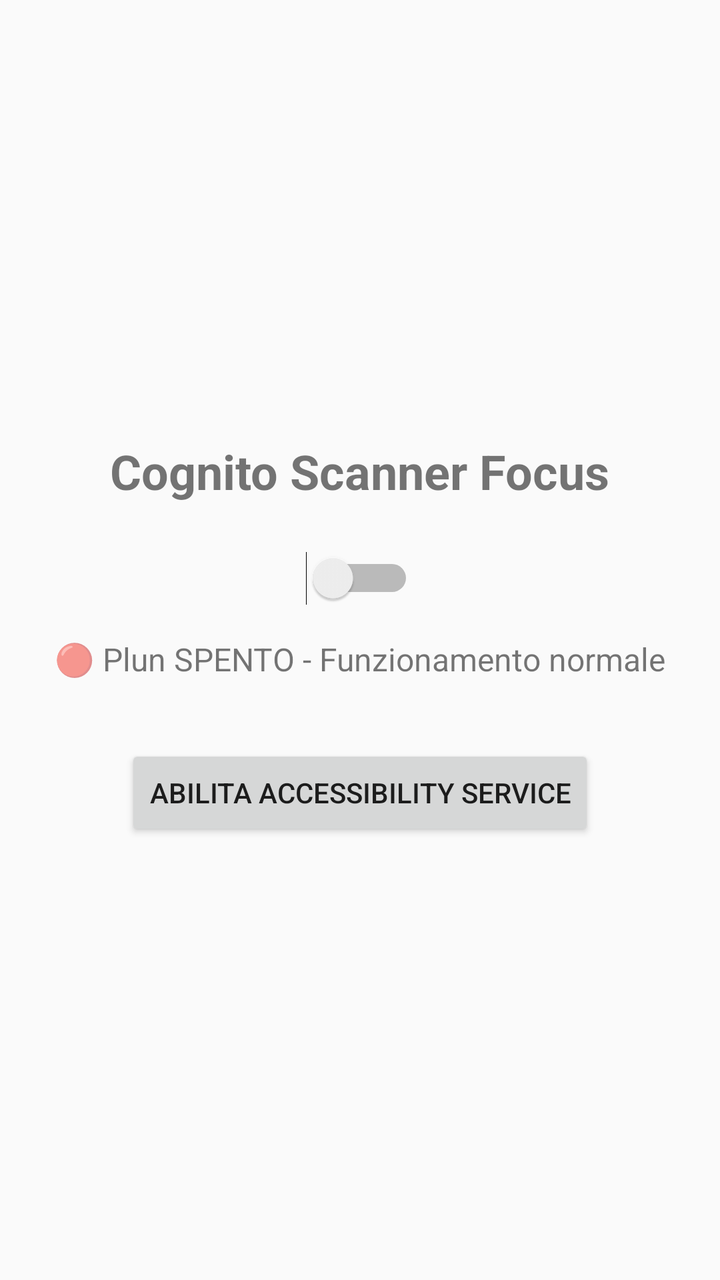
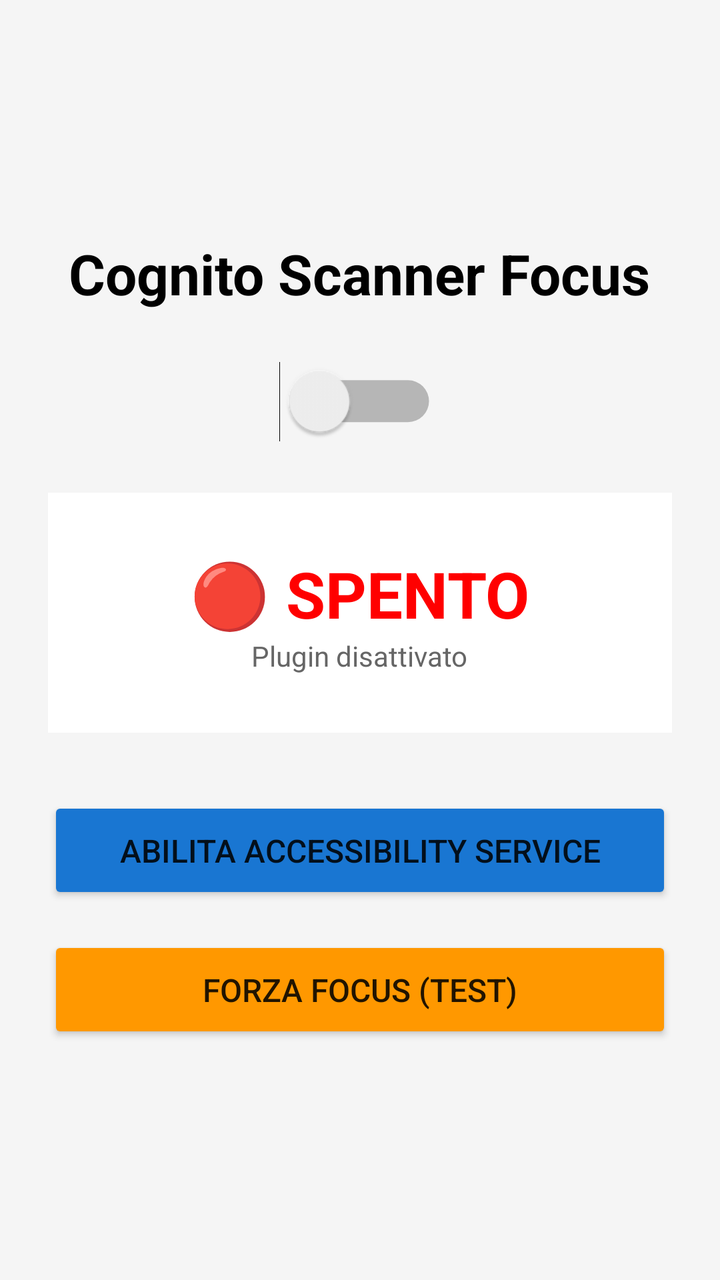

Screens rendered from an Android XML layout before and after an edit, with the pre-edit source and the edit as a unified diff.
<!-- AndroidManifest.xml: application theme Theme.CognitoScannerFocus -->
<!-- res/layout/activity_main.xml -->
<?xml version="1.0" encoding="utf-8"?>
<LinearLayout xmlns:android="http://schemas.android.com/apk/res/android"
    android:layout_width="match_parent"
    android:layout_height="match_parent"
    android:orientation="vertical"
    android:padding="16dp"
    android:gravity="center">

    <TextView
        android:id="@+id/titleText"
        android:layout_width="wrap_content"
        android:layout_height="wrap_content"
        android:text="Cognito Scanner Focus"
        android:textSize="24sp"
        android:textStyle="bold"
        android:layout_marginBottom="24dp" />

    <Switch
        android:id="@+id/toggleSwitch"
        android:layout_width="wrap_content"
        android:layout_height="wrap_content"
        android:layout_marginBottom="16dp" />

    <TextView
        android:id="@+id/statusText"
        android:layout_width="wrap_content"
        android:layout_height="wrap_content"
        android:text="🔴 Plun SPENTO - Funzionamento normale"
        android:textSize="16sp"
        android:layout_marginBottom="32dp" />

    <Button
        android:id="@+id/settingsButton"
        android:layout_width="wrap_content"
        android:layout_height="wrap_content"
        android:text="Abilita Accessibility Service" />

</LinearLayout>
<!-- resources referenced by this layout -->
<resources>
  <style name="Theme.CognitoScannerFocus" parent="Theme.AppCompat.Light.DarkActionBar">
          <item name="colorPrimary">#3F51B5</item>
          <item name="colorPrimaryDark">#303F9F</item>
          <item name="colorAccent">#FF4081</item>
      </style>
</resources>

<!-- the commit's change to res/layout/activity_main.xml (unified diff, before → after) -->
@@ -3,36 +3,78 @@
     android:layout_width="match_parent"
     android:layout_height="match_parent"
     android:orientation="vertical"
-    android:padding="16dp"
-    android:gravity="center">
+    android:padding="24dp"
+    android:gravity="center"
+    android:background="#f5f5f5">
 
     <TextView
         android:id="@+id/titleText"
         android:layout_width="wrap_content"
         android:layout_height="wrap_content"
         android:text="Cognito Scanner Focus"
-        android:textSize="24sp"
+        android:textSize="28sp"
         android:textStyle="bold"
-        android:layout_marginBottom="24dp" />
+        android:layout_marginBottom="32dp"
+        android:textColor="#000000" />
 
     <Switch
         android:id="@+id/toggleSwitch"
         android:layout_width="wrap_content"
         android:layout_height="wrap_content"
-        android:layout_marginBottom="16dp" />
+        android:layout_marginBottom="32dp"
+        android:scaleX="1.5"
+        android:scaleY="1.5" />
 
-    <TextView
-        android:id="@+id/statusText"
-        android:layout_width="wrap_content"
-        android:layout_height="wrap_content"
-        android:text="🔴 Plun SPENTO - Funzionamento normale"
-        android:textSize="16sp"
-        android:layout_marginBottom="32dp" />
+    <FrameLayout
+        android:layout_width="match_parent"
+        android:layout_height="120dp"
+        android:layout_marginBottom="32dp"
+        android:background="#FFFFFF"
+        android:padding="16dp">
+        
+        <LinearLayout
+            android:layout_width="match_parent"
+            android:layout_height="match_parent"
+            android:orientation="vertical"
+            android:gravity="center">
+            
+            <TextView
+                android:id="@+id/statusText"
+                android:layout_width="wrap_content"
+                android:layout_height="wrap_content"
+                android:text="🔴 SPENTO"
+                android:textSize="32sp"
+                android:textStyle="bold"
+                android:textColor="#FF0000" />
+            
+            <TextView
+                android:layout_width="wrap_content"
+                android:layout_height="wrap_content"
+                android:text="Plugin disattivato"
+                android:textSize="14sp"
+                android:textColor="#666666"
+                android:layout_margiop="8dp" />
+            
+        </LinearLayout>
+    </FrameLayout>
 
     <Button
         android:id="@+id/settingsButton"
-        android:layout_width="wrap_content"
+        android:layout_width="match_parent"
         android:layout_height="wrap_content"
-        android:text="Abilita Accessibility Service" />
+        android:text="Abilita Accessibility Service"
+        android:textSize="16sp"
+        android:padding="16dp"
+        android:backgroundTint="#1976D2"
+        android:layout_marginBottom="16dp" />
+
+    <Button
+        android:id="@+id/forceFocusButton"
+        android:layout_width="match_parent"
+        android:layout_height="wrap_content"
+        android:text="FORZA FOCUS (TEST)"
+        android:textSize="16sp"
+        android:padding="16dp"
+        android:backgroundTint="#FF9800" />
 
 </LinearLayout>
